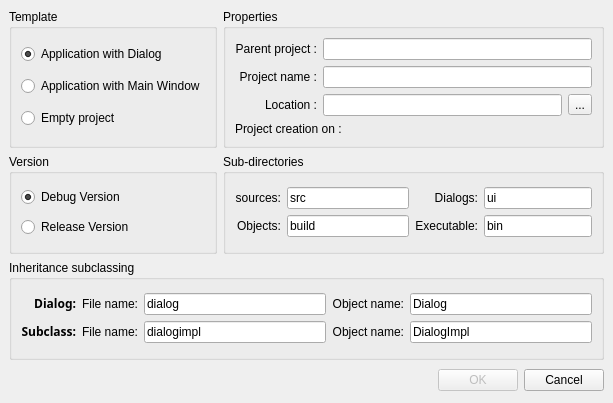
This is ui/newproject.ui in google-code-export/qdevelop as Qt 5 draws it before an edit. The edited form follows.
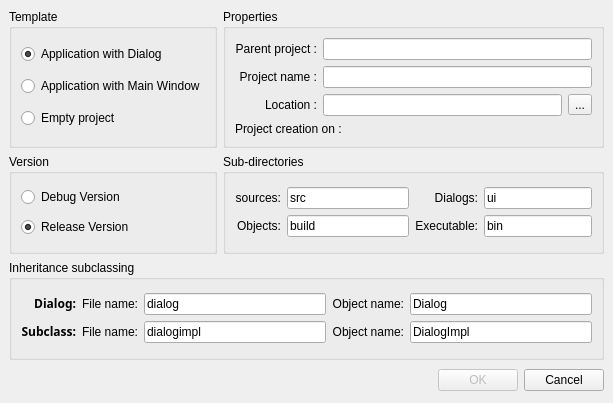
This is the edited form. Icons and pictures are not drawn.

Patch:
```diff
--- a/ui/newproject.ui
+++ b/ui/newproject.ui
@@ -215,7 +215,7 @@
          <string>Debug Version</string>
         </property>
         <property name="checked" >
-         <bool>true</bool>
+         <bool>false</bool>
         </property>
        </widget>
       </item>
@@ -224,6 +224,9 @@
         <property name="text" >
          <string>Release Version</string>
         </property>
+        <property name="checked" >
+         <bool>true</bool>
+        </property>
        </widget>
       </item>
      </layout>
```
Left out of the diff: 4 changed lines with no effect on the pictures.
